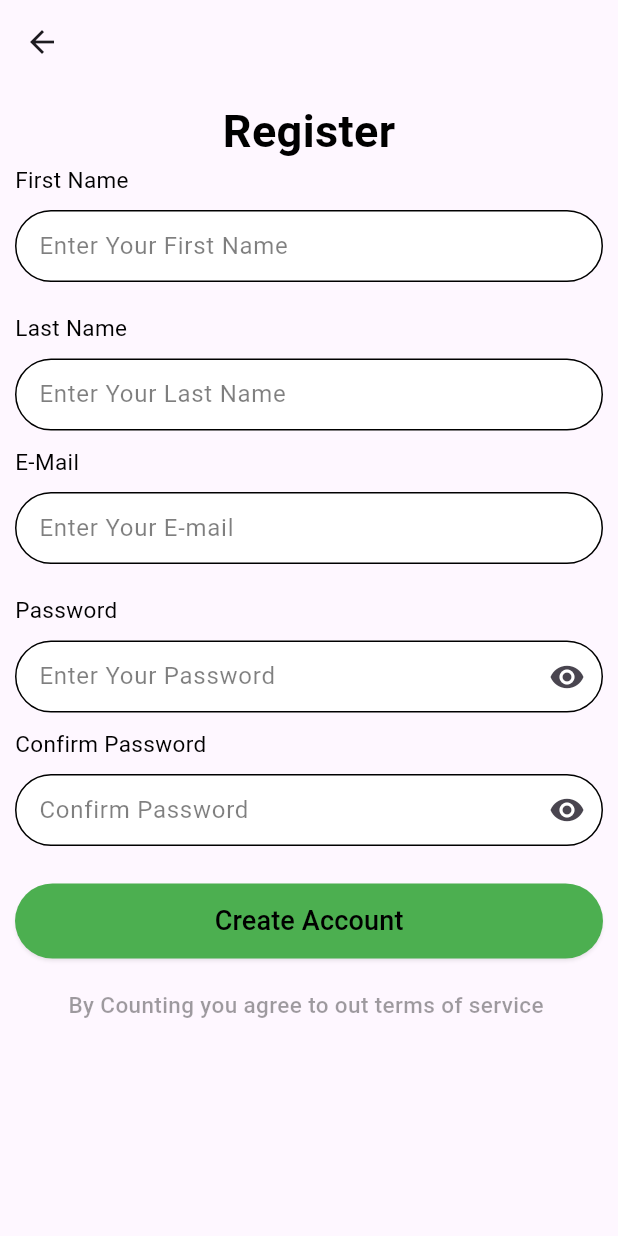
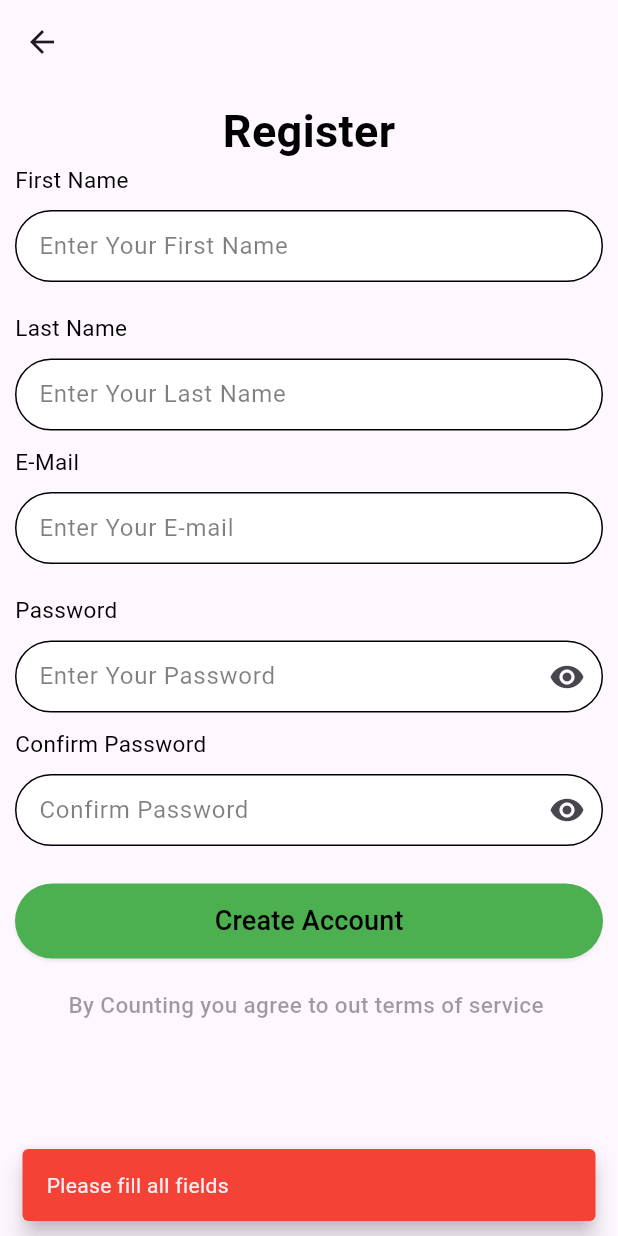
Before and after one commit to Sakib1286/E-commerce-App, a Flutter app: the Registerpage screen opened directly, after a tap on "Create Account", on a phone screen of 412 x 824 dp. Run offline on Flutter 3.47's test engine with Material 3 defaults, Android fonts, the phone set to English and light mode, and no system bars; our stand-ins replace cloud_firestore, firebase_auth, firebase_core, flutter_bloc; accounts and stored records are empty.

```diff
--- a/lib/Presentation/CustomWidgets/CustomButton.dart
+++ b/lib/Presentation/CustomWidgets/CustomButton.dart
@@ -1,7 +1,7 @@
 import 'package:flutter/material.dart';
 
 class CustomButton extends StatelessWidget {
-  final VoidCallback onTap;
+  final VoidCallback? onTap;
   final String text;
   final Color textcolor;
   final double fontsize;
--- a/lib/Presentation/CustomWidgets/CustomTextField.dart
+++ b/lib/Presentation/CustomWidgets/CustomTextField.dart
@@ -1,7 +1,7 @@
 import 'package:flutter/material.dart';
 
 class CustomTextField extends StatelessWidget {
-  //final TextEditingController controller;
+  final TextEditingController? controller;
   final TextInputType? keyboardType;
   final bool? isObscureText;
   final String? obscuringCharacter;
@@ -11,7 +11,7 @@ class CustomTextField extends StatelessWidget {
 
   CustomTextField(
       {super.key,
-        //required this.controller,
+        required this.controller,
         this.keyboardType,
         this.isObscureText = false,
         this.obscuringCharacter = "*",
@@ -19,14 +19,14 @@ class CustomTextField extends StatelessWidget {
         this.prefixIcon,
         this.suffixIcon});
 
-  // final apicontroller = Get.put(ApiController());
+  //final apicontroller = Get.put(ApiController());
   @override
   Widget build(BuildContext context) {
     double height = MediaQuery.of(context).size.height;
     double width = MediaQuery.of(context).size.width;
 
     return TextFormField(
-     // controller: controller,
+      controller: controller,
       keyboardType: keyboardType,
       obscureText: isObscureText!,
       obscuringCharacter: obscuringCharacter!,
--- a/lib/Presentation/CustomWidgets/Product_card.dart
+++ b/lib/Presentation/CustomWidgets/Product_card.dart
@@ -30,8 +30,8 @@ class ProductCard extends StatelessWidget {
               borderRadius: const BorderRadius.vertical(top: Radius.circular(16)),
               child: Image.asset(
                 product_.image,
-                height: ScreenHeight*0.1,
-                width: double.infinity,
+                height: ScreenHeight*0.09,
+                width: ScreenWidth*double.infinity,
                 fit: BoxFit.cover,
               ),
             ),
@@ -74,7 +74,7 @@ class ProductCard extends StatelessWidget {
                     style: const TextStyle(fontSize: 14, color: Colors.black54),
                   ),
 
-                  SizedBox(height: ScreenHeight*0.006,),
+                  SizedBox(height: ScreenHeight*0.0009,),
 
                   // Price + Button Row
                   Row(
--- a/lib/Presentation/Pages/App_Views/cartPage.dart
+++ b/lib/Presentation/Pages/App_Views/cartPage.dart
@@ -3,6 +3,7 @@ import 'package:flutter_bloc/flutter_bloc.dart';
 import '../../../Bloc/Add_to_cardBloc.dart';
 import '../../../Navigation_manu.dart';
 import '../../../data/dart/Model.dart';
+import 'PaymentPage.dart';
 
 class CartPage extends StatelessWidget {
   const CartPage({super.key});
@@ -63,10 +64,7 @@ class CartPage extends StatelessWidget {
                 ),
                 ElevatedButton(
                   onPressed: () {
-                    // Proceed to checkout logic
-                    ScaffoldMessenger.of(context).showSnackBar(
-                      const SnackBar(content: Text("Checkout is not implemented yet.")),
-                    );
+
                   },
                   child: const Text("Checkout"),
                 ),
--- a/lib/Presentation/Pages/Authantication/RegisterPage.dart
+++ b/lib/Presentation/Pages/Authantication/RegisterPage.dart
@@ -1,10 +1,117 @@
+import 'package:cloud_firestore/cloud_firestore.dart';
+import 'package:firebase_auth/firebase_auth.dart';
 import 'package:flutter/material.dart';
 
+import '../../../Navigation_manu.dart';
 import '../../CustomWidgets/CustomButton.dart';
 import '../../CustomWidgets/CustomTextField.dart';
 
-class Registerpage extends StatelessWidget {
+class Registerpage extends StatefulWidget {
   const Registerpage({super.key});
+
+  @override
+  State<Registerpage> createState() => _RegisterpageState();
+}
+
+class _RegisterpageState extends State<Registerpage> {
+  final _firstName = TextEditingController();
+  final _lastName = TextEditingController();
+  final _email = TextEditingController();
+  final _password = TextEditingController();
+  final _confirm = TextEditingController();
+
+  bool _loading = false;
+
+
+  @override
+  void dispose() {
+    _firstName.dispose();
+    _lastName.dispose();
+    _email.dispose();
+    _password.dispose();
+    _confirm.dispose();
+    super.dispose();
+  }
+
+  void _snack(String msg, Color color) {
+    ScaffoldMessenger.of(context).showSnackBar(
+      SnackBar(
+        content: Text(msg),
+        backgroundColor: color,
+        behavior: SnackBarBehavior.floating,
+      ),
+    );
+  }
+
+  Future<void> _signUp() async {
+    if (_password.text != _confirm.text) {
+      _snack('Passwords do not match', Colors.red);
+      return;
+    }
+    if (_firstName.text.isEmpty ||
+        _lastName.text.isEmpty ||
+        _email.text.isEmpty ||
+        _password.text.isEmpty
+    ) {
+      _snack('Please fill all fields', Colors.red);
+      return;
+    }
+
+
+    //email validation
+    if (!RegExp(r'^[\w-\.]+@([\w-]+\.)+[\w-]{2,4}$').hasMatch(_email.text.trim())) {
+      _snack('Please enter a valid email address', Colors.red);
+      return;
+    }
+
+    setState(() => _loading = true);
+
+
+    try{
+      // Create user in Firebase Auth
+      final cred = await FirebaseAuth.instance.createUserWithEmailAndPassword(
+        email: _email.text.trim(),
+        password: _password.text.trim(),
+      );
+
+      final uid = cred.user!.uid;
+
+      //Save data to Firestore
+      await FirebaseFirestore.instance.collection('users').doc(uid).set({
+        'uid': uid,
+        'firstName': _firstName.text.trim(),
+        'lastName': _lastName.text.trim(),
+        'email': _email.text.trim(),
+        'createdAt': FieldValue.serverTimestamp(),
+      });
+
+      _snack('Account created successfully!', Colors.green);
+
+
+      Future.delayed(const Duration(seconds: 2), () {
+        Navigator.pushReplacement(
+          context,
+          MaterialPageRoute(builder: (context) =>  NavigationMenu()),
+        );
+      });
+
+
+    } on FirebaseAuthException catch (e) {
+      String msg = 'Signup failed';
+      if (e.code == 'email-already-in-use') msg = 'Email already in use';
+      if (e.code == 'invalid-email') msg = 'Invalid email address';
+      if (e.code == 'weak-password') msg = 'Password too weak';
+      _snack(msg, Colors.red);
+    } catch (e) {
+      _snack('Unexpected error: $e', Colors.red);
+    } finally {
+      setState(() => _loading = false);
+    }
+  }
+
+
+
+
 
   @override
   Widget build(BuildContext context) {
@@ -20,29 +127,32 @@ class Registerpage extends StatelessWidget {
             Center(
                 child: Text("Register",style: TextStyle(color: Colors.black,fontSize: 30,fontWeight: FontWeight.bold),)
             ),
-            Text("First Name",style: TextStyle(color: Colors.black,fontSize: 15,fontWeight: FontWeight.w400)),
+            Text("First Name",style: TextStyle(color: Colors.black,fontSize: 15,fontWeight: FontWeight.w400),),
             SizedBox(height: 10,),
-            CustomTextField( hintText: "Enter Your First Name",),
+            CustomTextField( hintText: "Enter Your First Name",controller: _firstName,),
             SizedBox(height: 20,),
             Text("Last Name",style: TextStyle(color: Colors.black,fontSize: 15,fontWeight: FontWeight.w400)),
             SizedBox(height: 10,),
-            CustomTextField( hintText: "Enter Your Last Name",),
+            CustomTextField( hintText: "Enter Your Last Name",controller: _lastName,),
             SizedBox(height: 10,),
             Text("E-Mail",style: TextStyle(color: Colors.black,fontSize: 15,fontWeight: FontWeight.w400)),
             SizedBox(height: 10,),
-            CustomTextField( hintText: "Enter Your E-mail",),
+            CustomTextField( hintText: "Enter Your E-mail",controller: _email,),
             SizedBox(height: 20,),
             Text("Password",style: TextStyle(color: Colors.black,fontSize: 15,fontWeight: FontWeight.w400)),
             SizedBox(height: 10,),
-            CustomTextField( hintText: "Enter Your Password",suffixIcon: Icon(Icons.remove_red_eye)),
+            CustomTextField( hintText: "Enter Your Password",suffixIcon: Icon(Icons.remove_red_eye),controller: _password),
             SizedBox(height: 10,),
             Text("Confirm Password",style: TextStyle(color: Colors.black,fontSize: 15,fontWeight: FontWeight.w400)),
             SizedBox(height: 10,),
-            CustomTextField( hintText: "Confirm Password",suffixIcon: Icon(Icons.remove_red_eye)),
+            CustomTextField( hintText: "Confirm Password",suffixIcon: Icon(Icons.remove_red_eye),controller: _confirm),
             SizedBox(height: 25,),
             CustomButton(
-              onTap: () {},
-              text: "Create Account",
+
+
+             onTap:  _loading ? null : _signUp,
+                text: _loading ? "Creating..." : "Create Account",
+
               fontsize: 18,
               textcolor: Colors.black,
               bgcolor: Colors.green,
@@ -57,4 +167,5 @@ class Registerpage extends StatelessWidget {
       ),
     );
   }
+
 }
--- a/lib/Presentation/Pages/Authantication/Varification_page.dart
+++ b/lib/Presentation/Pages/Authantication/Varification_page.dart
@@ -24,7 +24,7 @@ class VarificationPage extends StatelessWidget {
                 ),
                 Text("Enter  Code",style: TextStyle(color: Colors.black,fontSize: 15,fontWeight: FontWeight.w400)),
                 SizedBox(height: 10,),
-                CustomTextField( hintText: "Digit Code",),
+                CustomTextField( hintText: "Digit Code", controller: null,),
                 SizedBox(height: 20,),
 
                Row(
--- a/lib/data/dart/product_list.dart
+++ b/lib/data/dart/product_list.dart
@@ -37,7 +37,7 @@ final List<Product> products = [
     name: "JBL Wireless Headphone",
     category: "Tech",
     image: 'assets/images/jbl.jpg',
-    description: "Listen Your Favourite song endlessly",
+    description: "Listen Favourite song endlessly",
     details: "Lorem ipsum dolor sit amet, consectetur adipiscing elit, sed do eiusmod tempor incididunt ut labore et dolore magna aliqua. Ut enim ad minim veniam, quis nostrud exercitation ullamco laboris nisi ut aliquip ex ea commodo consequat.",
     price: 80,
 
--- a/pubspec.yaml
+++ b/pubspec.yaml
@@ -35,6 +35,12 @@ dependencies:
   # Use with the CupertinoIcons class for iOS style icons.
   cupertino_icons: ^1.0.8
   flutter_bloc: ^9.1.1
+  bkash: ^0.0.2
+  firebase_core: ^4.2.0
+  firebase_auth: ^6.1.1
+  cloud_firestore: ^6.0.3
+  google_sign_in: ^7.2.0
+
 
 dev_dependencies:
   flutter_test:
```
Also changed, not shown: lib/Presentation/Onboarding_page.dart (+14 -2 lines), lib/Presentation/Pages/App_Views/PaymentPage.dart (added, +150 -0 lines), lib/Presentation/Pages/Authantication/LoginPage.dart (+61 -5 lines), lib/Presentation/Pages/Payment_Helper/Payment_Helper.dart (added, +39 -0 lines), lib/main.dart (+12 -3 lines), assets/images/bkash.png (added), assets/images/visa.png (added), firebase.json (added), lib/firebase_options.dart (added), pubspec.lock, 5 other files.
